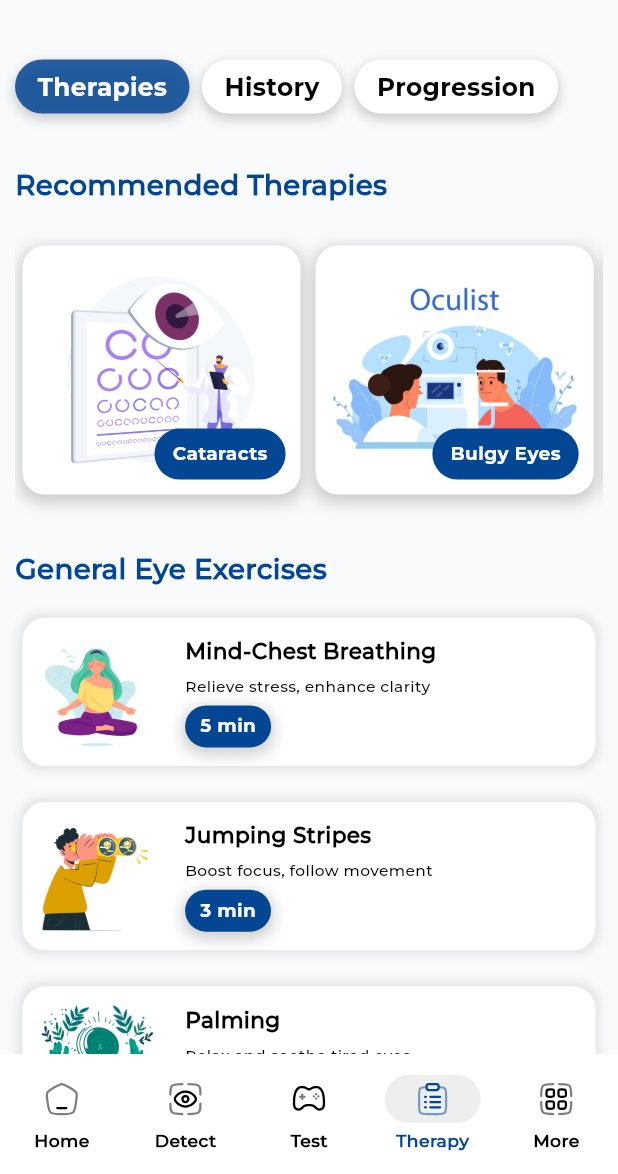
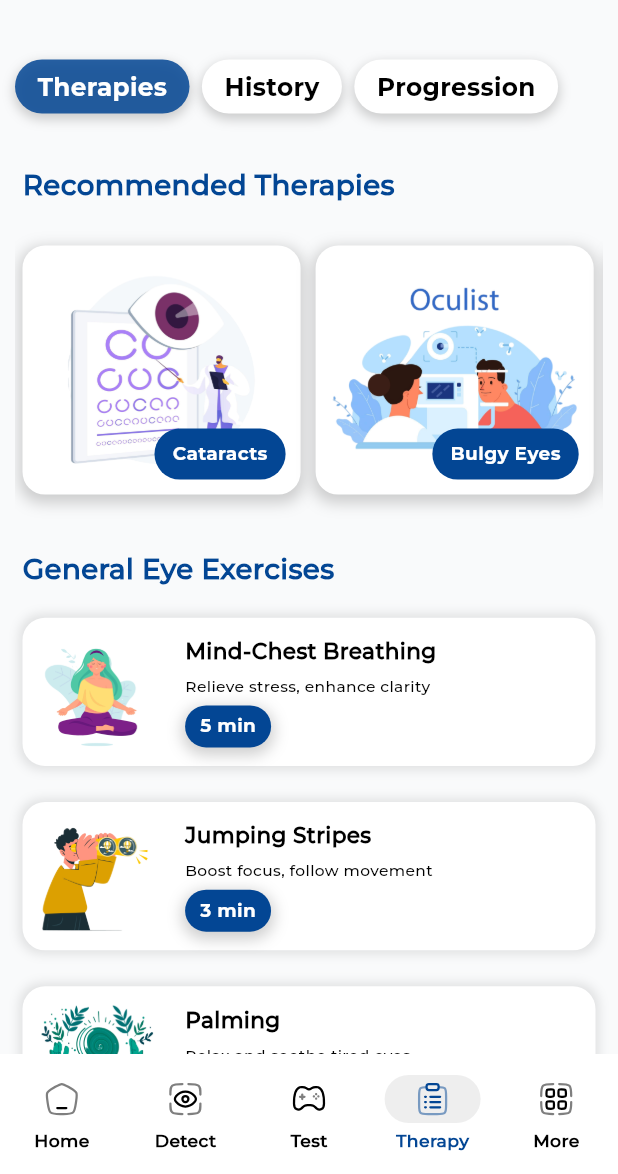
Before and after one commit to BilalKhanT/OculaCare, a Flutter app: the DashboardScreen screen opened by its route, on a phone screen of 412 x 824 dp, the part 62-1236 px from its top. Run offline on Flutter 3.47's test engine with Material 3 defaults, Android fonts, the phone set to English and light mode, and no system bars; our stand-ins replace assets_audio_player, audioplayers, bloc, camera, carousel_slider, equatable and 26 more; missing offline and left inert: flame, flutter_file_dialog, flutter_pdfview, google_mlkit_face_detection; accounts and stored records are empty; project files that could hold a hidden picture were left out.

Commit message:
fixed therapy section ui

```diff
--- a/lib/presentation/therapy/sections/therapy_section.dart
+++ b/lib/presentation/therapy/sections/therapy_section.dart
@@ -26,13 +26,16 @@ class TherapySection extends StatelessWidget {
       child: Column(
         crossAxisAlignment: CrossAxisAlignment.start,
         children: [
-          Text(
+          Padding(
+            padding: const EdgeInsets.only(left: 5.0),
+            child: Text(
               'Recommended Therapies',
               style: TextStyle(
                   fontFamily: 'MontserratMedium',
                   fontWeight: FontWeight.w800,
                   fontSize: screenWidth * 0.045,
                   color: AppColors.appColor),
+            ),
           ),
           SizedBox(height: screenHeight * 0.008),
 
@@ -44,13 +47,16 @@ class TherapySection extends StatelessWidget {
 
           SizedBox(height: screenHeight * 0.02),
 
-          Text(
+          Padding(
+            padding: const EdgeInsets.only(left: 5.0),
+            child: Text(
               'General Eye Exercises',
               style: TextStyle(
                   fontFamily: 'MontserratMedium',
                   fontWeight: FontWeight.w800,
                   fontSize: screenWidth * 0.045,
                   color: AppColors.appColor),
+            ),
           ),
           SizedBox(height: screenHeight * 0.008),
           GeneralEyeExercises(
```
Lines whose indentation alone changed are shown as unchanged.
